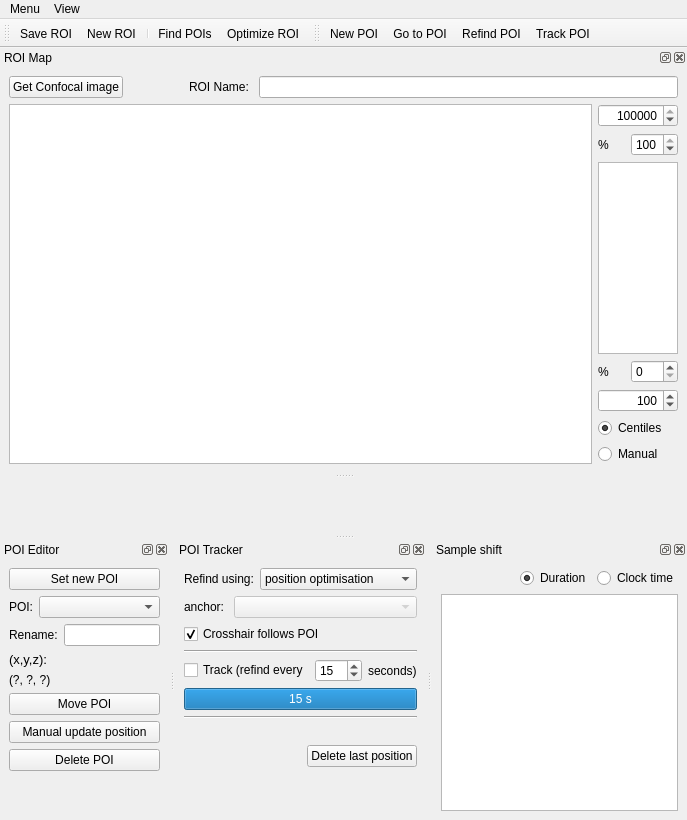
First picture: the form in gui/poimanager/ui_poimangui.ui, repository Ulm-IQO/qudi, before the edit.
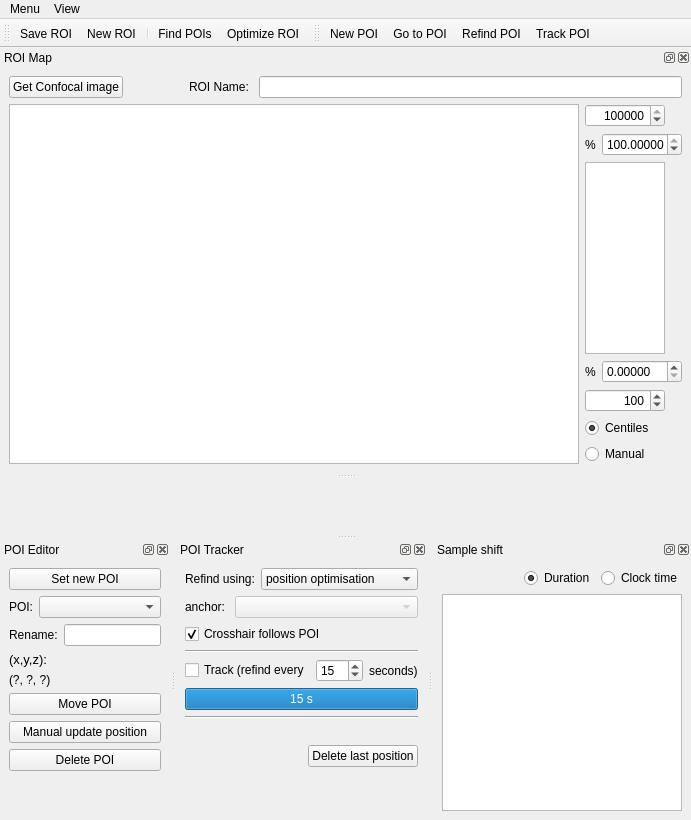
Second picture: the form after the edit. Icons and pictures are not drawn. Custom widgets are drawn as their Qt base class.

Patch:
```diff
--- a/gui/poimanager/ui_poimangui.ui
+++ b/gui/poimanager/ui_poimangui.ui
@@ -6,7 +6,7 @@
    <rect>
     <x>0</x>
     <y>0</y>
-    <width>687</width>
+    <width>691</width>
     <height>820</height>
    </rect>
   </property>
@@ -30,8 +30,8 @@
     <rect>
      <x>0</x>
      <y>0</y>
-     <width>687</width>
-     <height>21</height>
+     <width>691</width>
+     <height>30</height>
     </rect>
    </property>
    <widget class="QMenu" name="menuMenu">
@@ -555,21 +555,33 @@
             </widget>
            </item>
            <item>
-            <widget class="QSpinBox" name="roi_cb_high_centile_SpinBox">
+            <widget class="ScienDSpinBox" name="roi_cb_high_centile_DoubleSpinBox">
+             <property name="sizePolicy">
+              <sizepolicy hsizetype="Fixed" vsizetype="Fixed">
+               <horstretch>0</horstretch>
+               <verstretch>0</verstretch>
+              </sizepolicy>
+             </property>
              <property name="maximumSize">
               <size>
-               <width>16777215</width>
+               <width>80</width>
                <height>16777215</height>
               </size>
              </property>
+             <property name="suffix">
+              <string/>
+             </property>
+             <property name="decimals">
+              <number>5</number>
+             </property>
              <property name="minimum">
-              <number>0</number>
+              <double>0.000000000000000</double>
              </property>
              <property name="maximum">
-              <number>100</number>
+              <double>100.000000000000000</double>
              </property>
              <property name="value">
-              <number>100</number>
+              <double>100.000000000000000</double>
              </property>
             </widget>
            </item>
@@ -607,18 +619,30 @@
             </widget>
            </item>
            <item>
-            <widget class="QSpinBox" name="roi_cb_low_centile_SpinBox">
+            <widget class="ScienDSpinBox" name="roi_cb_low_centile_DoubleSpinBox">
+             <property name="sizePolicy">
+              <sizepolicy hsizetype="Fixed" vsizetype="Fixed">
+               <horstretch>0</horstretch>
+               <verstretch>0</verstretch>
+              </sizepolicy>
+             </property>
              <property name="maximumSize">
               <size>
-               <width>16777215</width>
+               <width>80</width>
                <height>16777215</height>
               </size>
              </property>
+             <property name="decimals">
+              <number>5</number>
+             </property>
+             <property name="minimum">
+              <double>0.000000000000000</double>
+             </property>
              <property name="maximum">
-              <number>100</number>
+              <double>100.000000000000000</double>
              </property>
              <property name="value">
-              <number>0</number>
+              <double>0.000000000000000</double>
              </property>
             </widget>
            </item>
@@ -967,6 +991,11 @@
    <extends>QGraphicsView</extends>
    <header>pyqtgraph</header>
   </customwidget>
+  <customwidget>
+   <class>ScienDSpinBox</class>
+   <extends>QDoubleSpinBox</extends>
+   <header>tools.scientific_spinbox.h</header>
+  </customwidget>
  </customwidgets>
  <resources/>
  <connections>
```
